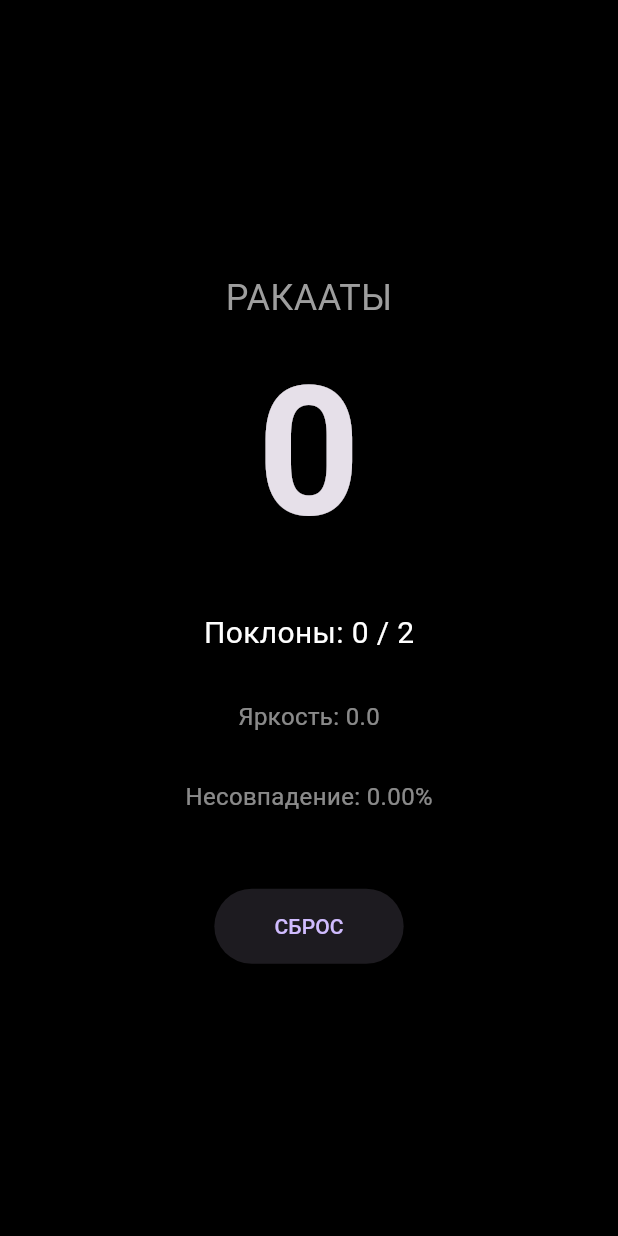
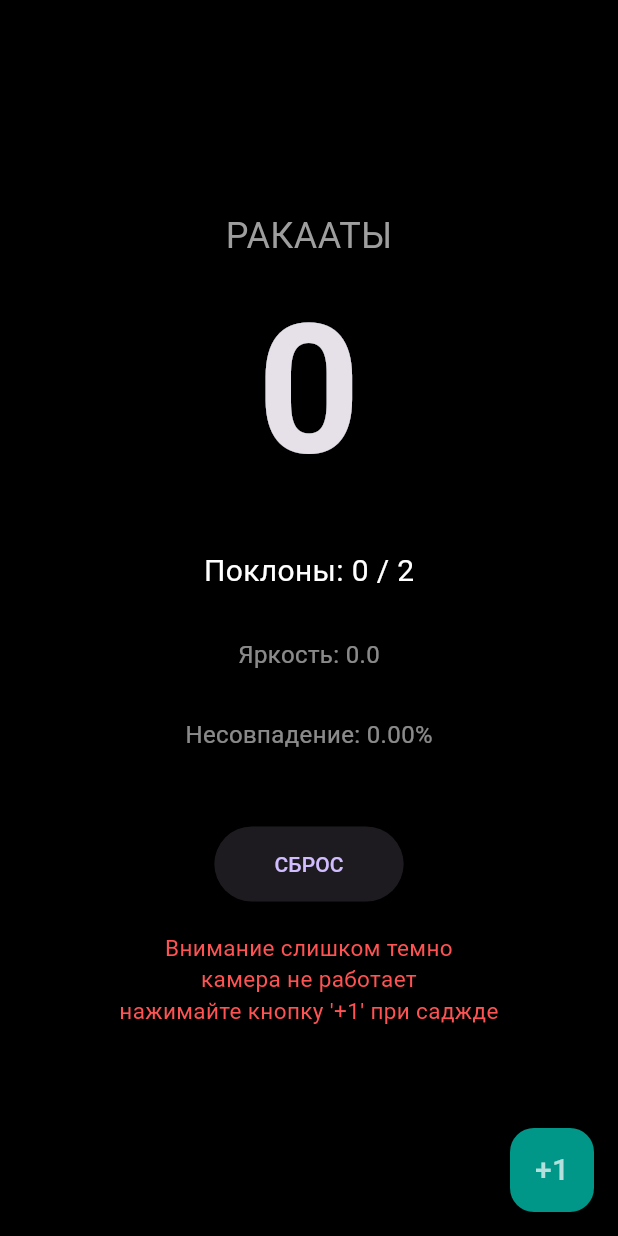
Before and after one commit to Signa-Inc/Sajdah_Helper, a Flutter app: the screen it shows after launch, on a phone screen of 412 x 824 dp. Run offline on Flutter 3.47's test engine with Material 3 defaults, Android fonts, the phone set to English and light mode, and no system bars; our stand-ins replace camera, vibration, wakelock_plus.

Commit message:
Add: 1. Button '+1 sajdah' 2. If brightness <= minBrightessThreshold, it shows in the text that it is too dark

```diff
--- a/lib/main.dart
+++ b/lib/main.dart
@@ -13,7 +13,7 @@ class SajdahConfig {
   static const double resetThreshold = 0.25;            // % изменений для сброса состояния (поднялся)
   static const int framesToConfirm = 3;                 // Сколько кадров подряд нужно для детекции
   static const int cooldownVibrationSeconds = 2;        // Защита от дребезга (пауза между суджудами)
-  //static const double minBrightessThreshold = 80.0;     // Порог "слишком темно"
+  static const double minBrightessThreshold = 80.0;     // Порог "слишком темно"
 }
 
 late List<CameraDescription> _cameras;
@@ -201,9 +201,33 @@ class _SajdahScreenState extends State<SajdahScreen> {
               style: ElevatedButton.styleFrom(padding: const EdgeInsets.symmetric(horizontal: 40, vertical: 15)),
               child: const Text("СБРОС"),
             ),
+            const SizedBox(height: 20),
+            if(currentBrightness <= SajdahConfig.minBrightessThreshold)
+              Text(
+                "Внимание слишком темно\nкамера не работает\nнажимайте кнопку '+1' при саджде",
+                textAlign: TextAlign.center,
+                style: TextStyle(
+                  color: Colors.redAccent,
+                  fontSize: 15,
+                  fontWeight: FontWeight.w400,
+                ),
+              ),
           ],
         ),
       ),
+      floatingActionButtonLocation: FloatingActionButtonLocation.endFloat,
+      floatingActionButton: InkWell(
+        onTap: processSajda,
+        onLongPress: processSajda,
+        child: const FloatingActionButton(
+          backgroundColor: Colors.teal,
+          onPressed: null,
+          child: Text(
+            '+1',
+            style: TextStyle(color: Colors.white70, fontSize: 20),
+          ),
+        ),
+      )
     );
   }
 
```
